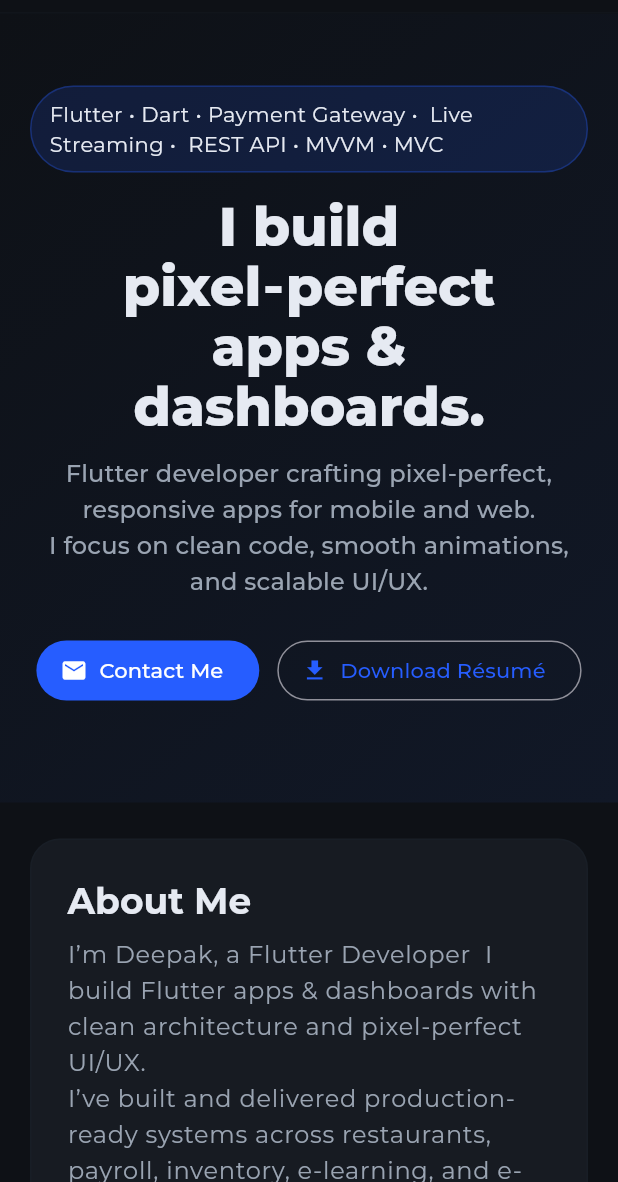
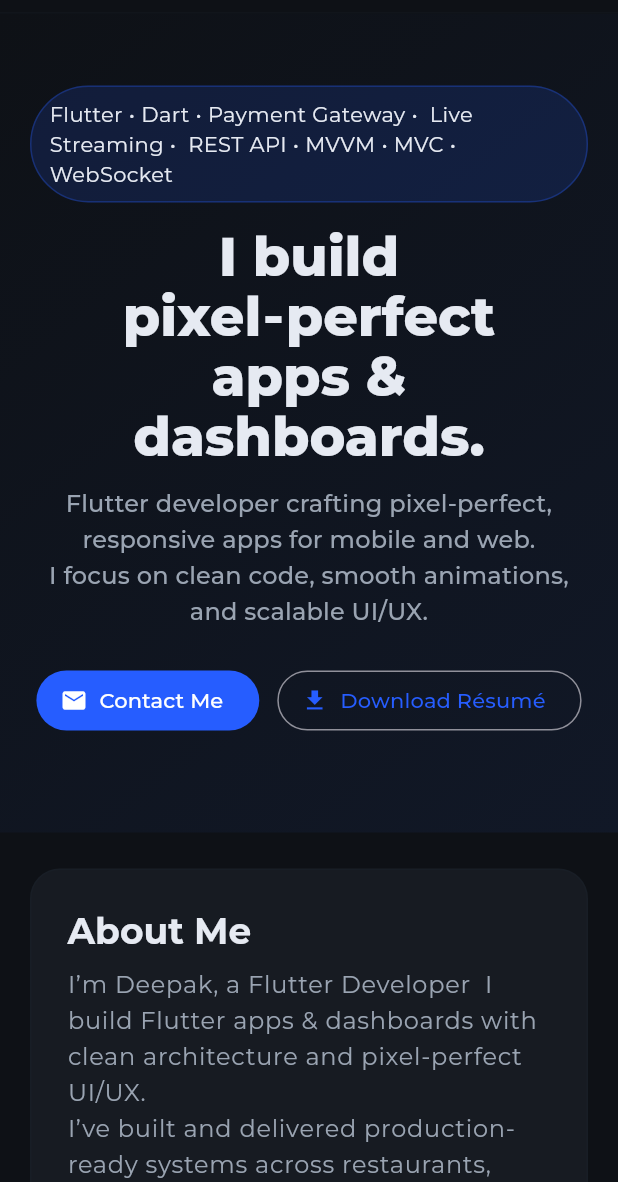
Before and after one commit to DeepakSharma09/Portfolio-, a Flutter app: the screen it shows after launch, on a phone screen of 412 x 824 dp, the part 54-1236 px from its top. Run offline on Flutter 3.47's test engine with Material 3 defaults, Android fonts, the light colour scheme and no system bars; our stand-ins replace google_fonts; missing offline and left inert: dart:html.

Commit message:
new updates

```diff
--- a/lib/section/hero_section.dart
+++ b/lib/section/hero_section.dart
@@ -39,7 +39,7 @@ class HeroSection extends StatelessWidget {
                         color: AppTheme.primary.withValues(alpha: 0.3)),
                   ),
                   child: const Text(
-                      "Flutter • Dart • Payment Gateway •  Live Streaming •  REST API • MVVM • MVC "),
+                      "Flutter • Dart • Payment Gateway •  Live Streaming •  REST API • MVVM • MVC • WebSocket "),
                 ),
               ),
               const SizedBox(height: 16),
--- a/lib/section/skill.dart
+++ b/lib/section/skill.dart
@@ -11,7 +11,7 @@ class SkillsSection extends StatelessWidget {
   Widget build(BuildContext context) {
     final chips = [
       "Flutter", "Dart", "GetX","MVC","MVVM", "Live Stream", " Payment Gateway",
-      "Figma", "Clean Architecture", "REST APIs","FireBase"
+      "Figma", "Clean Architecture", "REST APIs","FireBase", "WebSocket", "Git", "GitHub"
     ];
 
     return SectionContainer(
```
